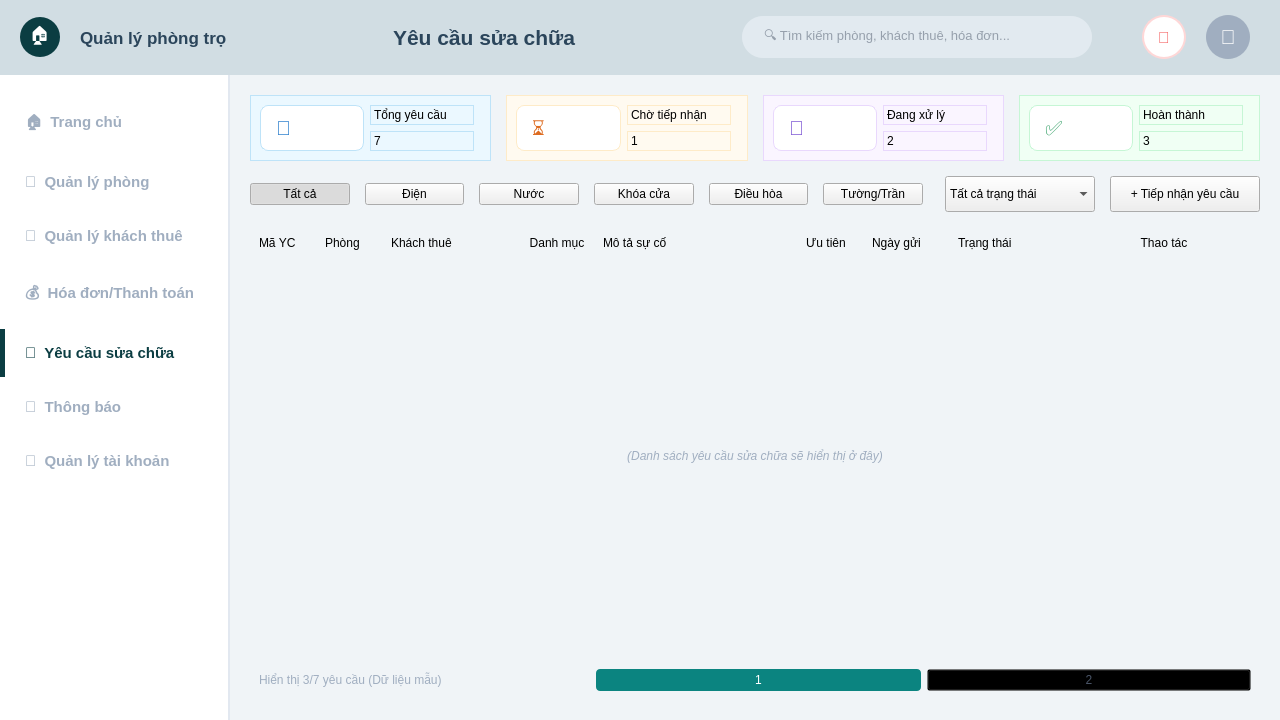
This is ui/UI_Admin/yeu_cau_sua_chua.ui in nhatanhdeptrai-exe/Final_Project_KTLT as Qt 5 draws it before an edit. The edited form follows.
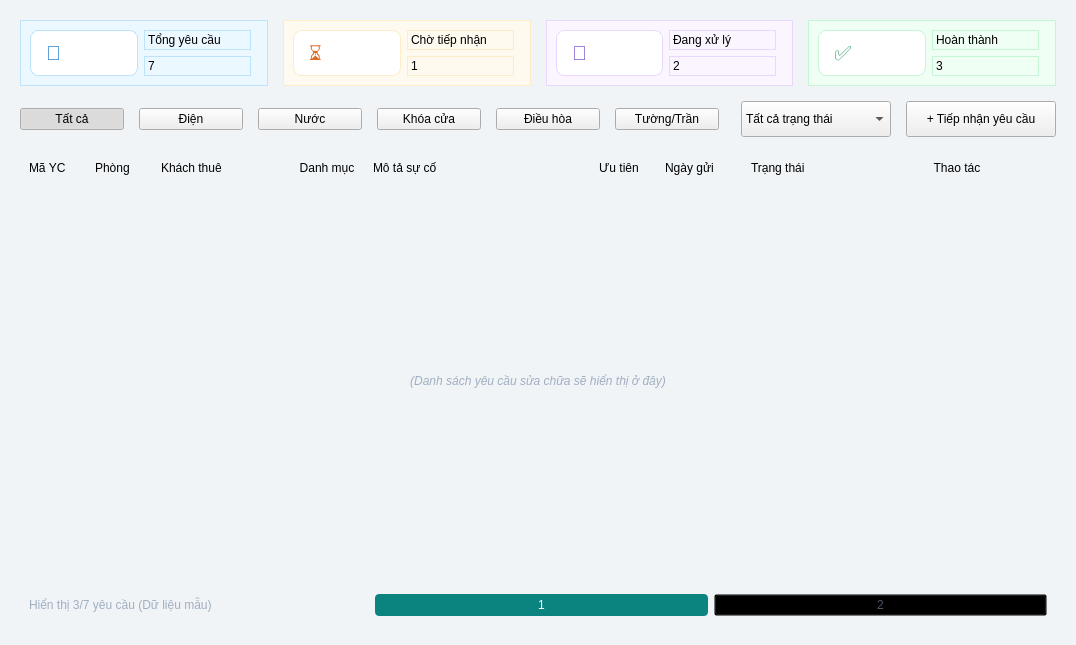
This is the edited form.

The edit to the form file:
```diff
--- a/ui/UI_Admin/yeu_cau_sua_chua.ui
+++ b/ui/UI_Admin/yeu_cau_sua_chua.ui
@@ -1,35 +1,22 @@
 <?xml version="1.0" encoding="UTF-8"?>
 <ui version="4.0">
  <class>MainWindow</class>
- <widget class="QMainWindow" name="MainWindow">
+  <widget class="QWidget" name="PageYeuCauSuaChua">
   <property name="geometry">
    <rect>
     <x>0</x>
     <y>0</y>
-    <width>1280</width>
-    <height>720</height>
-   </rect>
-  </property>
-  <property name="minimumSize">
-   <size>
-    <width>1280</width>
-    <height>720</height>
-   </size>
-  </property>
+        <width>1050</width>
+        <height>645</height>
+      </rect>
+    </property>
   <property name="windowTitle">
    <string>Yêu cầu sửa chữa</string>
   </property>
   <property name="styleSheet">
    <string>QMainWindow { background-color: #f0f4f7; }</string>
   </property>
-  <widget class="QWidget" name="centralwidget">
-   <property name="styleSheet">
-    <string>QWidget#centralwidget { background-color: #f0f4f7; }</string>
-   </property>
-   <layout class="QVBoxLayout" name="verticalLayout">
-    <property name="spacing">
-     <number>0</number>
-    </property>
+    <layout class="QVBoxLayout" name="contentLayout">
     <property name="leftMargin">
      <number>0</number>
     </property>
@@ -42,346 +29,6 @@
     <property name="bottomMargin">
      <number>0</number>
     </property>
-    <item>
-     <widget class="QWidget" name="headerWidget" native="true">
-      <property name="minimumSize">
-       <size>
-        <width>0</width>
-        <height>75</height>
-       </size>
-      </property>
-      <property name="maximumSize">
-       <size>
-        <width>16777215</width>
-        <height>75</height>
-       </size>
-      </property>
-      <property name="styleSheet">
-       <string>QWidget#headerWidget { background-color: #d1dde3; }</string>
-      </property>
-      <layout class="QHBoxLayout" name="horizontalLayout">
-       <property name="spacing">
-        <number>20</number>
-       </property>
-       <property name="leftMargin">
-        <number>20</number>
-       </property>
-       <property name="rightMargin">
-        <number>30</number>
-       </property>
-       <item>
-        <widget class="QLabel" name="logoIcon">
-         <property name="minimumSize">
-          <size>
-           <width>40</width>
-           <height>40</height>
-          </size>
-         </property>
-         <property name="maximumSize">
-          <size>
-           <width>40</width>
-           <height>40</height>
-          </size>
-         </property>
-         <property name="styleSheet">
-          <string>background-color: #0b3d42; border-radius: 20px; color: white; font-size: 18px;</string>
-         </property>
-         <property name="text">
-          <string>🏠</string>
-         </property>
-         <property name="alignment">
-          <set>Qt::AlignCenter</set>
-         </property>
-        </widget>
-       </item>
-       <item>
-        <widget class="QLabel" name="logoText">
-         <property name="font">
-          <font>
-           <family>Segoe UI</family>
-           <pointsize>13</pointsize>
-           <weight>75</weight>
-           <bold>true</bold>
-          </font>
-         </property>
-         <property name="styleSheet">
-          <string>color: #2b455b;</string>
-         </property>
-         <property name="text">
-          <string>Quản lý phòng trọ</string>
-         </property>
-        </widget>
-       </item>
-       <item>
-        <spacer name="spacer1">
-         <property name="orientation">
-          <enum>Qt::Horizontal</enum>
-         </property>
-         <property name="sizeHint" stdset="0">
-          <size>
-           <width>20</width>
-           <height>20</height>
-          </size>
-         </property>
-        </spacer>
-       </item>
-       <item>
-        <widget class="QLabel" name="lblPageTitle">
-         <property name="font">
-          <font>
-           <family>Segoe UI</family>
-           <pointsize>16</pointsize>
-           <weight>75</weight>
-           <bold>true</bold>
-          </font>
-         </property>
-         <property name="styleSheet">
-          <string>color: #2b455b;</string>
-         </property>
-         <property name="text">
-          <string>Yêu cầu sửa chữa</string>
-         </property>
-        </widget>
-       </item>
-       <item>
-        <spacer name="spacer2">
-         <property name="orientation">
-          <enum>Qt::Horizontal</enum>
-         </property>
-         <property name="sizeHint" stdset="0">
-          <size>
-           <width>40</width>
-           <height>20</height>
-          </size>
-         </property>
-        </spacer>
-       </item>
-       <item>
-        <widget class="QLineEdit" name="searchBar">
-         <property name="minimumSize">
-          <size>
-           <width>350</width>
-           <height>42</height>
-          </size>
-         </property>
-         <property name="maximumSize">
-          <size>
-           <width>400</width>
-           <height>42</height>
-          </size>
-         </property>
-         <property name="font">
-          <font>
-           <pointsize>10</pointsize>
-          </font>
-         </property>
-         <property name="styleSheet">
-          <string>QLineEdit {
-	background-color: #e2eaf0;
-	border-radius: 21px;
-	padding: 5px 20px;
-	border: none;
-	color: #4a5568;
-}</string>
-         </property>
-         <property name="placeholderText">
-          <string>🔍 Tìm kiếm phòng, khách thuê, hóa đơn...</string>
-         </property>
-        </widget>
-       </item>
-       <item>
-        <spacer name="spacer3">
-         <property name="orientation">
-          <enum>Qt::Horizontal</enum>
-         </property>
-         <property name="sizeHint" stdset="0">
-          <size>
-           <width>30</width>
-           <height>20</height>
-          </size>
-         </property>
-         <property name="sizeType">
-          <enum>QSizePolicy::Fixed</enum>
-         </property>
-        </spacer>
-       </item>
-       <item>
-        <widget class="QPushButton" name="btnBell">
-         <property name="minimumSize">
-          <size>
-           <width>44</width>
-           <height>44</height>
-          </size>
-         </property>
-         <property name="maximumSize">
-          <size>
-           <width>44</width>
-           <height>44</height>
-          </size>
-         </property>
-         <property name="styleSheet">
-          <string>QPushButton { background-color: white; border-radius: 22px; color: #f56565; font-size: 16px; font-weight: bold; border: 2px solid #fed7d7; }</string>
-         </property>
-         <property name="text">
-          <string>🔔</string>
-         </property>
-        </widget>
-       </item>
-       <item>
-        <widget class="QLabel" name="lblAvatar">
-         <property name="minimumSize">
-          <size>
-           <width>44</width>
-           <height>44</height>
-          </size>
-         </property>
-         <property name="maximumSize">
-          <size>
-           <width>44</width>
-           <height>44</height>
-          </size>
-         </property>
-         <property name="styleSheet">
-          <string>background-color: #a0aec0; border-radius: 22px; color: white; font-size: 20px;</string>
-         </property>
-         <property name="text">
-          <string>👤</string>
-         </property>
-         <property name="alignment">
-          <set>Qt::AlignCenter</set>
-         </property>
-        </widget>
-       </item>
-      </layout>
-     </widget>
-    </item>
-    <item>
-     <layout class="QHBoxLayout" name="mainHLayout">
-      <property name="spacing">
-       <number>0</number>
-      </property>
-      <item>
-       <widget class="QWidget" name="sidebarWidget" native="true">
-        <property name="minimumSize">
-         <size>
-          <width>230</width>
-          <height>0</height>
-         </size>
-        </property>
-        <property name="maximumSize">
-         <size>
-          <width>230</width>
-          <height>16777215</height>
-         </size>
-        </property>
-        <property name="styleSheet">
-         <string>QWidget#sidebarWidget { background-color: white; border-right: 2px solid #e2e8f0; }
-QPushButton { text-align: left; padding: 15px 25px; border: none; background-color: transparent; color: #a0aec0; font-size: 15px; font-weight: bold; }
-QPushButton:hover { color: #2b455b; }
-QPushButton:checked { color: #0b3d42; border-left: 5px solid #0b3d42; padding-left: 20px; }</string>
-        </property>
-        <layout class="QVBoxLayout" name="verticalLayout_2">
-         <property name="leftMargin">
-          <number>0</number>
-         </property>
-         <property name="topMargin">
-          <number>20</number>
-         </property>
-         <property name="rightMargin">
-          <number>0</number>
-         </property>
-         <property name="bottomMargin">
-          <number>20</number>
-         </property>
-         <item>
-          <widget class="QPushButton" name="navTrangChu">
-           <property name="text">
-            <string>🏠  Trang chủ</string>
-           </property>
-           <property name="checkable">
-            <bool>true</bool>
-           </property>
-          </widget>
-         </item>
-         <item>
-          <widget class="QPushButton" name="navQuanLyPhong">
-           <property name="text">
-            <string>🏢  Quản lý phòng</string>
-           </property>
-           <property name="checkable">
-            <bool>true</bool>
-           </property>
-          </widget>
-         </item>
-         <item>
-          <widget class="QPushButton" name="navQuanLyKhachThu">
-           <property name="text">
-            <string>👥  Quản lý khách thuê</string>
-           </property>
-           <property name="checkable">
-            <bool>true</bool>
-           </property>
-          </widget>
-         </item>
-         <item>
-          <widget class="QPushButton" name="navHoaDon">
-           <property name="text">
-            <string>💰  Hóa đơn/Thanh toán</string>
-           </property>
-           <property name="checkable">
-            <bool>true</bool>
-           </property>
-          </widget>
-         </item>
-         <item>
-          <widget class="QPushButton" name="navSuaChua">
-           <property name="text">
-            <string>🔧  Yêu cầu sửa chữa</string>
-           </property>
-           <property name="checkable">
-            <bool>true</bool>
-           </property>
-           <property name="checked">
-            <bool>true</bool>
-           </property>
-          </widget>
-         </item>
-         <item>
-          <widget class="QPushButton" name="navThongBao">
-           <property name="text">
-            <string>🔔  Thông báo</string>
-           </property>
-           <property name="checkable">
-            <bool>true</bool>
-           </property>
-          </widget>
-         </item>
-         <item>
-          <widget class="QPushButton" name="navTaiKhoan">
-           <property name="text">
-            <string>👤  Quản lý tài khoản</string>
-           </property>
-           <property name="checkable">
-            <bool>true</bool>
-           </property>
-          </widget>
-         </item>
-         <item>
-          <spacer name="verticalSpacer">
-           <property name="orientation">
-            <enum>Qt::Vertical</enum>
-           </property>
-           <property name="sizeHint" stdset="0">
-            <size>
-             <width>20</width>
-             <height>40</height>
-            </size>
-           </property>
-          </spacer>
-         </item>
-        </layout>
-       </widget>
-      </item>
       <item>
        <widget class="QStackedWidget" name="mainContentStack">
         <widget class="QWidget" name="pageYeuCauSuaChua">
@@ -1036,9 +683,6 @@
        </widget>
       </item>
      </layout>
-    </item>
-   </layout>
-  </widget>
  </widget>
  <resources />
  <connections />
```
Left out of the diff: 2 changed lines with no effect on the pictures. Lines whose indentation alone changed are shown as unchanged.
